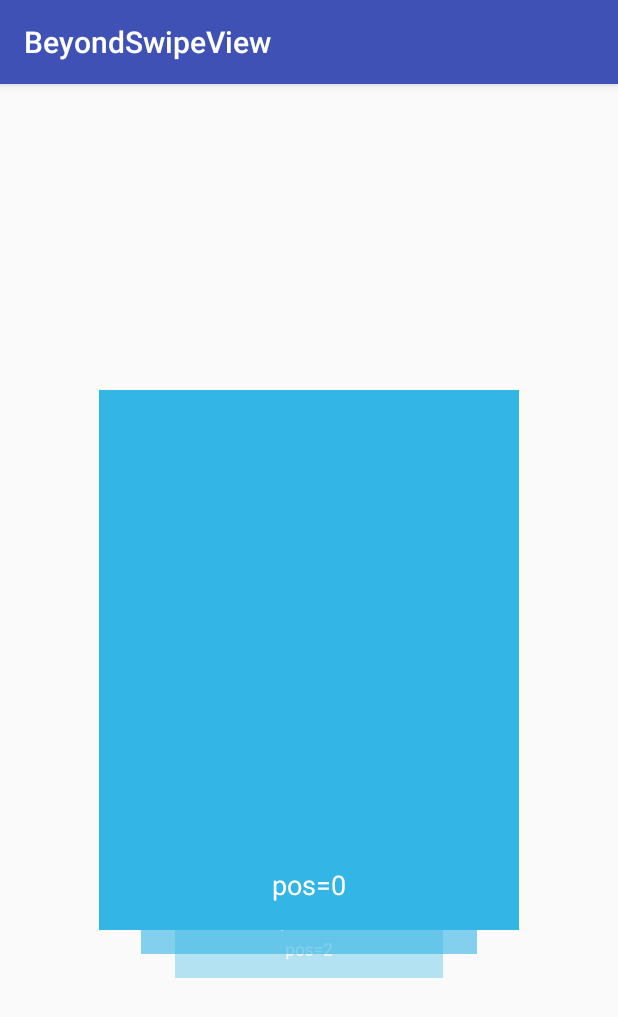
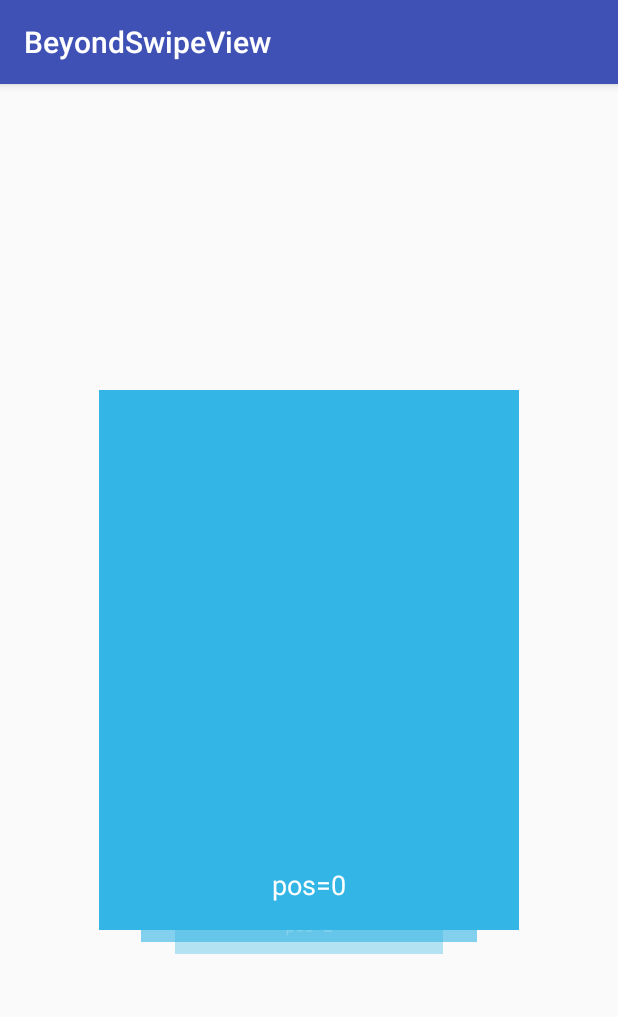
Before and after one commit to wensefu/StackCardsView, an Android app: the screen it shows after launch (TestActivity), on a phone screen of 412 x 824 dp. Shown: the top 1017 px of the screen. Run offline under Robolectric (Android 15) with nearby library versions, the phone set to English and light mode, and no system bars; pictures from the network do not load; 1 statement that could not run was skipped.

Commit message:
添加xml属性

```diff
--- a/library/src/main/java/com/beyondsw/lib/widget/StackCardsView.java
+++ b/library/src/main/java/com/beyondsw/lib/widget/StackCardsView.java
@@ -1,13 +1,12 @@
 package com.beyondsw.lib.widget;
 
 import android.content.Context;
+import android.content.res.TypedArray;
 import android.database.Observable;
-import android.graphics.Canvas;
-import android.graphics.Color;
-import android.graphics.Paint;
-import android.graphics.Rect;
 import android.util.AttributeSet;
+import android.util.DisplayMetrics;
 import android.util.Log;
+import android.util.TypedValue;
 import android.view.Gravity;
 import android.view.MotionEvent;
 import android.view.View;
@@ -61,38 +60,52 @@ public class StackCardsView extends FrameLayout {
     private Adapter mAdapter;
 
     /**
-     * 静止时最多可以看到的卡片数
+     * 默认静止时最多可以看到的卡片数
      */
-    private int mMaxVisibleCnt = 3;
+    private static final int MAX_VISIBLE_CNT = 3;
 
     /**
-     * 同时最多add到控件的子view数
+     * 默认层叠效果高度(dp)
      */
-    private int mMaxLayerCnt = 4;
+    private static final int EDGE_HEIGHT = 8;
 
     /**
-     * 层叠效果高度
+     * 默认相对前一张卡片的缩放比例
      */
-    private int mLayerEdgeHeight = 24;
+    private static final float SCALE_FACTOR = .8f;
+
+    /**
+     * 默认相对前一张卡片的透明度比例
+     */
+    private static final float ALPHA_FACTOR = .6f;
+
+    /**
+     * 默认可以消失的滑动距离与控件宽度比
+     */
+    private static final float DISMISS_FACTOR = .4f;
+
+    /**
+     * 默认卡片消失时的透明度
+     */
+    private static final float DISMISS_ALPHA = .3f;
+
+    /**
+     * 默认drag灵敏度参数，值越大越灵敏
+     */
+    private static final float DRAG_SENSITIVITY = 1f;
+
+    private int mMaxVisibleCnt;
+    private float mScaleFactor;
+    private float mAlphaFactor;
+    private float mDismissFactor;
+    private int mLayerEdgeHeight;
+    private float mDismissAlpha;
+    private float mDragSensitivity;
+    private float mDismissDistance;
 
     private InnerDataObserver mDataObserver;
     private boolean mHasRegisteredObserver;
 
-    private static final float SCALE_FACTOR = 0.8f;
-    private float mScaleFactor = SCALE_FACTOR;
-
-    private static final float ALPHA_FACTOR = 0.6f;
-    private float mAlphaFactor = ALPHA_FACTOR;
-
-    private static final float SWIPE_TO_DISMISS_FACTOR = .3f;
-    private float mDismissFactor = SWIPE_TO_DISMISS_FACTOR;
-    private float mDismissDistance;
-
-    //卡片消失时的透明度
-    private static final float DISMISS_ALPHA = 0.3f;
-    private float mDismissAlpha = DISMISS_ALPHA;
-    private static final float DRAG_SENSITIVITY = 1f;
-    private float mDragSensitivity = DRAG_SENSITIVITY;
     private ISwipeTouchHelper mTouchHelper;
     private List<OnCardSwipedListener> mCardSwipedListenrs;
 
@@ -109,22 +122,32 @@ public class StackCardsView extends FrameLayout {
     private int mLastRight;
     private int mLastBottom;
 
-    Paint paint;
-
     public StackCardsView(Context context) {
         this(context, null);
     }
 
     public StackCardsView(Context context, AttributeSet attrs) {
-        super(context, attrs);
+        this(context, attrs, 0);
+    }
+
+    public StackCardsView(Context context, AttributeSet attrs, int defStyleAttr) {
+        super(context, attrs, defStyleAttr);
         setChildrenDrawingOrderEnabled(true);
+        final TypedArray a = context.obtainStyledAttributes(attrs,
+                R.styleable.StackCardsView, defStyleAttr, 0);
+        mMaxVisibleCnt = a.getInt(R.styleable.StackCardsView_maxVisibleCnt, MAX_VISIBLE_CNT);
+        mScaleFactor = a.getFloat(R.styleable.StackCardsView_scaleFactor, SCALE_FACTOR);
+        mAlphaFactor = a.getFloat(R.styleable.StackCardsView_alphaFactor, ALPHA_FACTOR);
+        mDismissFactor = a.getFloat(R.styleable.StackCardsView_dismissFactor, DISMISS_FACTOR);
+        mLayerEdgeHeight = a.getDimensionPixelSize(R.styleable.StackCardsView_edgeHeight, (int) dp2px(context, EDGE_HEIGHT));
+        mDismissAlpha = a.getFloat(R.styleable.StackCardsView_dismissAlpha, DISMISS_ALPHA);
+        mDragSensitivity = a.getFloat(R.styleable.StackCardsView_dragSensitivity, DRAG_SENSITIVITY);
+        a.recycle();
+    }
 
-        if (DEBUG) {
-            paint = new Paint();
-            paint.setColor(Color.BLUE);
-            paint.setStyle(Paint.Style.STROKE);
-            paint.setStrokeWidth(10);
-        }
+    public static float dp2px(Context context, float dp) {
+        DisplayMetrics dm = context.getResources().getDisplayMetrics();
+        return TypedValue.applyDimension(TypedValue.COMPLEX_UNIT_DIP, dp, dm);
     }
 
     public interface OnCardSwipedListener {
@@ -184,15 +207,12 @@ public class StackCardsView extends FrameLayout {
         return mDismissDistance;
     }
 
-    @Override
-    protected void onMeasure(int widthMeasureSpec, int heightMeasureSpec) {
-        super.onMeasure(widthMeasureSpec, heightMeasureSpec);
-        log(TAG, "onMeasure");
+    float getDismissAlpha() {
+        return mDismissAlpha;
     }
 
     @Override
     protected void onLayout(boolean changed, int left, int top, int right, int bottom) {
-        log(TAG, "onLayout start,mNeedAdjustChildren=" + mNeedAdjustChildren);
         super.onLayout(changed, left, top, right, bottom);
         if (mNeedAdjustChildren) {
             adjustChildren();
@@ -209,7 +229,6 @@ public class StackCardsView extends FrameLayout {
             mLastRight = last.getRight();
             mLastBottom = last.getBottom();
         }
-        log(TAG, "onLayout done");
     }
 
     private void adjustChildren() {
@@ -268,27 +287,6 @@ public class StackCardsView extends FrameLayout {
             for (OnCardSwipedListener listener : mCardSwipedListenrs) {
                 listener.onCardDismiss(direction);
             }
-        }
-    }
-
-    Rect rect = new Rect();
-
-
-    @Override
-    protected void dispatchDraw(Canvas canvas) {
-        super.dispatchDraw(canvas);
-        if (DEBUG) {
-//            if (mTouchHelper!=null && getChildCount() > 1) {
-//                View cover = getChildAt(1);
-//                cover.getHitRect(rect);
-////                paint.setColor(Color.RED);
-////                canvas.drawLine(0, cover.getY(), getWidth(), cover.getY(), paint);
-////                canvas.drawLine(cover.getX(), 0, cover.getX(), getHeight(), paint);
-////                canvas.drawLine(0, cover.getY() + cover.getHeight(), getWidth(), cover.getY() + cover.getHeight(), paint);
-////                canvas.drawLine(cover.getX() + cover.getWidth(), 0, cover.getX() + cover.getWidth(), getHeight(), paint);
-////                paint.setColor(Color.GREEN);
-//                canvas.drawRect(rect, paint);
-//            }
         }
     }
 
@@ -390,20 +388,18 @@ public class StackCardsView extends FrameLayout {
     }
 
     private void initChildren() {
-        log(TAG, "initChildren start");
         int cnt = mAdapter == null ? 0 : mAdapter.getCount();
         if (cnt == 0) {
             removeAllViewsInLayout();
         } else {
             removeAllViewsInLayout();
-            cnt = Math.min(cnt, mMaxLayerCnt);
+            cnt = Math.min(cnt, mMaxVisibleCnt + 1);
             for (int i = 0; i < cnt; i++) {
                 addViewInLayout(mAdapter.getView(i, null, this), -1, buildLayoutParams(mAdapter, i), true);
             }
         }
         mNeedAdjustChildren = true;
         requestLayout();
-        log(TAG, "initChildren end");
     }
 
     public void setAdapter(Adapter adapter) {
@@ -419,7 +415,6 @@ public class StackCardsView extends FrameLayout {
         public void onDataSetChanged() {
             super.onDataSetChanged();
             if (mTouchHelper != null && !mTouchHelper.isCoverIdle()) {
-                log(TAG, "onDataSetChanged, touch busy");
                 mPendingTask = new Runnable() {
                     @Override
                     public void run() {
@@ -427,7 +422,6 @@ public class StackCardsView extends FrameLayout {
                     }
                 };
             } else {
-                log(TAG, "onDataSetChanged, touch idle");
                 initChildren();
             }
         }
@@ -440,7 +434,6 @@ public class StackCardsView extends FrameLayout {
 
         @Override
         public void onItemRemoved(int position) {
-            log(TAG, "onItemRemoved, position=" + position + ",childCnt=" + getChildCount());
             View toRemove = getChildAt(position);
             removeViewInLayout(toRemove);
             requestLayout();
--- a/library/src/main/res/values/attrs_stackcards.xml
+++ b/library/src/main/res/values/attrs_stackcards.xml
@@ -1,24 +1,12 @@
 <?xml version="1.0" encoding="utf-8"?>
 <resources>
     <declare-styleable name="StackCardsView">
-        <!--&lt;!&ndash; direction allowed to swipe &ndash;&gt;-->
-        <!--<attr name="swipe_direction"/>-->
-
-        <!--&lt;!&ndash; direction allowed to swipe-dimiss &ndash;&gt;-->
-        <!--<attr name="dismiss_direction"/>-->
-
-        <!--&lt;!&ndash; max visible count when 'slience' &ndash;&gt;-->
-        <!--<attr name="maxVisibleCnt" format="integer"/>-->
-
-        <!--&lt;!&ndash; max children count can add to this widget at one time &ndash;&gt;-->
-        <!--<attr name="maxLayerCnt" format="integer"/>-->
-
-        <!--<attr name="layerEdgeHeight" format="dimension"/>-->
-        <!--<attr name="scaleFactor" format="float"/>-->
-        <!--<attr name="alphaFactor" format="float"/>-->
-        <!--<attr name="dismissFactor" format="float"/>-->
-        <!--<attr name="dragSensitivity" format="float"/>-->
-        <!--<attr name="maxRotation" format="float"/>-->
-        <!--<attr name="fastSwipeAllowed" format="boolean"/>-->
+        <attr name="maxVisibleCnt" format="integer"/>
+        <attr name="edgeHeight" format="dimension"/>
+        <attr name="scaleFactor" format="float"/>
+        <attr name="alphaFactor" format="float"/>
+        <attr name="dismissFactor" format="float"/>
+        <attr name="dismissAlpha" format="float"/>
+        <attr name="dragSensitivity" format="float"/>
     </declare-styleable>
 </resources>
```
